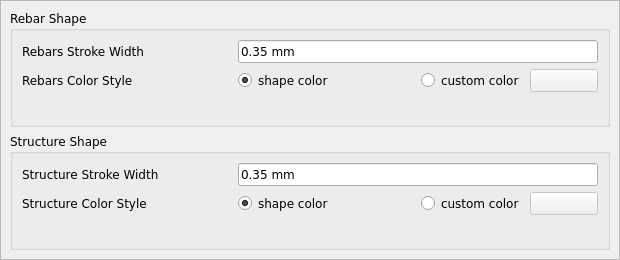
Above: ReinforcementDrawing/ReinforcementDrawingDimensioning_Shapes.ui from amrit3701/FreeCAD-Reinforcement before the change. Below: the same form after it.
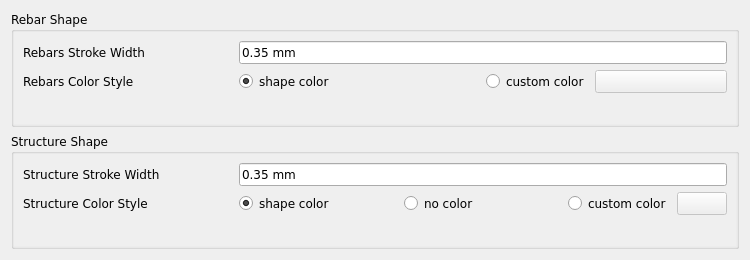
That is the form after the change. Custom widgets are drawn as their Qt base class.

Commit message: Integrate Reinforcement Drawing Dimensioning UI

The edit to the form file:
```diff
--- a/ReinforcementDrawing/ReinforcementDrawingDimensioning_Shapes.ui
+++ b/ReinforcementDrawing/ReinforcementDrawingDimensioning_Shapes.ui
@@ -6,40 +6,13 @@
    <rect>
     <x>0</x>
     <y>0</y>
-    <width>620</width>
+    <width>750</width>
     <height>260</height>
    </rect>
   </property>
   <property name="windowTitle">
    <string>Form</string>
   </property>
-  <layout class="QVBoxLayout" name="verticalLayout_2">
-   <property name="leftMargin">
-    <number>0</number>
-   </property>
-   <property name="topMargin">
-    <number>0</number>
-   </property>
-   <property name="rightMargin">
-    <number>0</number>
-   </property>
-   <property name="bottomMargin">
-    <number>0</number>
-   </property>
-   <item>
-    <widget class="QScrollArea" name="scrollArea">
-     <property name="widgetResizable">
-      <bool>true</bool>
-     </property>
-     <widget class="QWidget" name="scrollAreaWidgetContents">
-      <property name="geometry">
-       <rect>
-        <x>0</x>
-        <y>0</y>
-        <width>618</width>
-        <height>258</height>
-       </rect>
-      </property>
       <layout class="QVBoxLayout" name="verticalLayout">
        <item>
         <widget class="QGroupBox" name="rebar_shape_data_group_box">
@@ -55,6 +28,36 @@
           <string>Rebar Shape</string>
          </property>
          <layout class="QFormLayout" name="formLayout_2">
+      <property name="leftMargin">
+       <number>0</number>
+      </property>
+      <property name="topMargin">
+       <number>0</number>
+      </property>
+      <property name="rightMargin">
+       <number>0</number>
+      </property>
+      <property name="bottomMargin">
+       <number>0</number>
+      </property>
+      <item row="0" column="0" colspan="2">
+       <widget class="QScrollArea" name="scrollArea">
+        <property name="frameShape">
+         <enum>QFrame::NoFrame</enum>
+        </property>
+        <property name="widgetResizable">
+         <bool>true</bool>
+        </property>
+        <widget class="QWidget" name="scrollAreaWidgetContents">
+         <property name="geometry">
+          <rect>
+           <x>0</x>
+           <y>0</y>
+           <width>726</width>
+           <height>88</height>
+          </rect>
+         </property>
+         <layout class="QFormLayout" name="formLayout_4">
           <item row="0" column="0">
            <widget class="QLabel" name="rebars_stroke_width_label">
             <property name="sizePolicy">
@@ -173,6 +176,10 @@
           </item>
          </layout>
         </widget>
+       </widget>
+      </item>
+     </layout>
+    </widget>
        </item>
        <item>
         <widget class="QGroupBox" name="structure_shape_data_group_box">
@@ -188,6 +195,36 @@
           <string>Structure Shape</string>
          </property>
          <layout class="QFormLayout" name="formLayout">
+      <property name="leftMargin">
+       <number>0</number>
+      </property>
+      <property name="topMargin">
+       <number>0</number>
+      </property>
+      <property name="rightMargin">
+       <number>0</number>
+      </property>
+      <property name="bottomMargin">
+       <number>0</number>
+      </property>
+      <item row="0" column="0" colspan="2">
+       <widget class="QScrollArea" name="scrollArea_2">
+        <property name="frameShape">
+         <enum>QFrame::NoFrame</enum>
+        </property>
+        <property name="widgetResizable">
+         <bool>true</bool>
+        </property>
+        <widget class="QWidget" name="scrollAreaWidgetContents_2">
+         <property name="geometry">
+          <rect>
+           <x>0</x>
+           <y>0</y>
+           <width>726</width>
+           <height>88</height>
+          </rect>
+         </property>
+         <layout class="QFormLayout" name="formLayout_5">
           <item row="0" column="0">
            <widget class="QLabel" name="structure_stroke_width_label">
             <property name="sizePolicy">
@@ -270,7 +307,17 @@
              </widget>
             </item>
             <item>
-             <layout class="QHBoxLayout" name="horizontalLayout_9">
+             <widget class="Gui::PrefRadioButton" name="structure_color_none">
+              <property name="text">
+               <string>no color</string>
+              </property>
+              <attribute name="buttonGroup">
+               <string notr="true">structure_color_style_button_group</string>
+              </attribute>
+             </widget>
+            </item>
+            <item>
+             <layout class="QHBoxLayout" name="horizontalLayout_2">
               <item>
                <widget class="Gui::PrefRadioButton" name="structure_custom_color_radio">
                 <property name="sizePolicy">
@@ -306,9 +353,9 @@
           </item>
          </layout>
         </widget>
-       </item>
-      </layout>
-     </widget>
+       </widget>
+      </item>
+     </layout>
     </widget>
    </item>
   </layout>
```
Left out of the diff: 6 changed lines with no effect on the pictures. Lines whose indentation alone changed are shown as unchanged. The commit also changes 9 other files.
